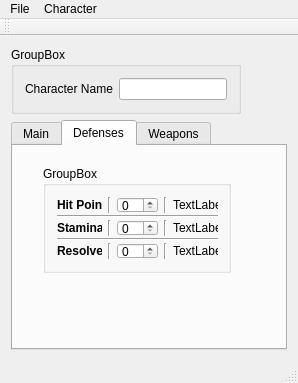
Qt form StarfinderCharacterApp.ui (smithbt/StarfinderCharacterApp) before a commit.
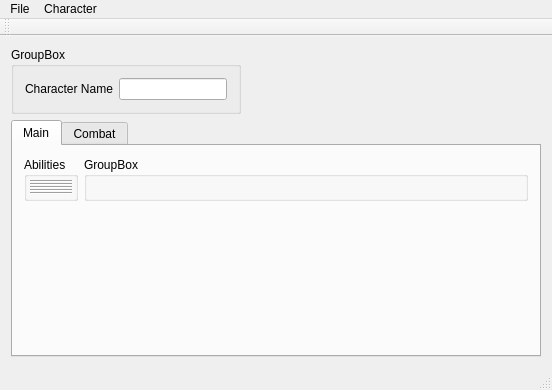
The same form after that commit. The open tabs and pages were chosen to show the change. Custom widgets are drawn as their Qt base class.

Commit message: Finally figured out how to draw a widget from a delegate's paint method (by using QPixmaps). Changed weaponList to now display all weapons. Click to get an editor. Associated UI adjustments.

```diff
--- a/StarfinderCharacterApp.ui
+++ b/StarfinderCharacterApp.ui
@@ -6,8 +6,8 @@
    <rect>
     <x>0</x>
     <y>0</y>
-    <width>298</width>
-    <height>383</height>
+    <width>552</width>
+    <height>390</height>
    </rect>
   </property>
   <property name="sizePolicy">
@@ -21,10 +21,35 @@
   </property>
   <widget class="QWidget" name="centralWidget">
    <layout class="QGridLayout" name="gridLayout_6">
+    <item row="0" column="0">
+     <widget class="QGroupBox" name="groupBox">
+      <property name="sizePolicy">
+       <sizepolicy hsizetype="Fixed" vsizetype="Fixed">
+        <horstretch>0</horstretch>
+        <verstretch>0</verstretch>
+       </sizepolicy>
+      </property>
+      <property name="title">
+       <string>GroupBox</string>
+      </property>
+      <layout class="QGridLayout" name="gridLayout">
+       <item row="0" column="0">
+        <widget class="QLabel" name="charName_label">
+         <property name="text">
+          <string>Character Name</string>
+         </property>
+        </widget>
+       </item>
+       <item row="0" column="1">
+        <widget class="QLineEdit" name="charName_field"/>
+       </item>
+      </layout>
+     </widget>
+    </item>
     <item row="1" column="0">
      <widget class="QTabWidget" name="tabWidget">
       <property name="currentIndex">
-       <number>0</number>
+       <number>1</number>
       </property>
       <widget class="QWidget" name="mainTab">
        <attribute name="title">
@@ -32,25 +57,46 @@
        </attribute>
        <layout class="QGridLayout" name="gridLayout_2">
         <item row="0" column="0">
+         <layout class="QGridLayout" name="gridLayout_4">
+          <item row="0" column="1">
+           <widget class="QGroupBox" name="groupBox_3">
+            <property name="title">
+             <string>GroupBox</string>
+            </property>
+           </widget>
+          </item>
+          <item row="0" column="0">
          <widget class="QGroupBox" name="abilityBox">
+            <property name="sizePolicy">
+             <sizepolicy hsizetype="Fixed" vsizetype="Fixed">
+              <horstretch>0</horstretch>
+              <verstretch>0</verstretch>
+             </sizepolicy>
+            </property>
           <property name="title">
            <string>Abilities</string>
           </property>
+            <property name="alignment">
+             <set>Qt::AlignLeading|Qt::AlignLeft|Qt::AlignTop</set>
+            </property>
+            <property name="flat">
+             <bool>true</bool>
+            </property>
           <layout class="QVBoxLayout" name="verticalLayout">
            <property name="spacing">
             <number>0</number>
            </property>
            <property name="leftMargin">
-            <number>4</number>
+              <number>3</number>
            </property>
            <property name="topMargin">
-            <number>4</number>
+              <number>3</number>
            </property>
            <property name="rightMargin">
-            <number>4</number>
+              <number>3</number>
            </property>
            <property name="bottomMargin">
-            <number>4</number>
+              <number>3</number>
            </property>
            <item>
             <widget class="AbilityWidget" name="str_widget" native="true"/>
@@ -108,211 +154,105 @@
           </layout>
          </widget>
         </item>
-        <item row="0" column="1">
-         <widget class="QGroupBox" name="groupBox_3">
-          <property name="title">
-           <string>GroupBox</string>
-          </property>
-         </widget>
-        </item>
-       </layout>
-      </widget>
-      <widget class="QWidget" name="defenseTab">
-       <attribute name="title">
-        <string>Defenses</string>
-       </attribute>
-       <widget class="QGroupBox" name="groupBox_2">
-        <property name="geometry">
-         <rect>
-          <x>30</x>
-          <y>20</y>
-          <width>188</width>
-          <height>107</height>
-         </rect>
-        </property>
-        <property name="sizePolicy">
-         <sizepolicy hsizetype="Fixed" vsizetype="Fixed">
-          <horstretch>0</horstretch>
-          <verstretch>0</verstretch>
-         </sizepolicy>
-        </property>
-        <property name="title">
-         <string>GroupBox</string>
-        </property>
-        <layout class="QGridLayout" name="gridLayout_5">
-         <property name="verticalSpacing">
-          <number>2</number>
-         </property>
-         <item row="0" column="2">
-          <widget class="QSpinBox" name="hp_current"/>
-         </item>
-         <item row="2" column="2">
-          <widget class="QSpinBox" name="stamina_current"/>
-         </item>
-         <item row="4" column="0">
-          <widget class="QLabel" name="resolve_label">
-           <property name="font">
-            <font>
-             <weight>75</weight>
-             <bold>true</bold>
-            </font>
-           </property>
-           <property name="text">
-            <string>Resolve</string>
-           </property>
-          </widget>
-         </item>
-         <item row="0" column="3">
-          <widget class="Line" name="line_5">
+          <item row="1" column="0">
+           <spacer name="verticalSpacer">
            <property name="orientation">
             <enum>Qt::Vertical</enum>
            </property>
-          </widget>
-         </item>
+            <property name="sizeHint" stdset="0">
+             <size>
+              <width>20</width>
+              <height>40</height>
+             </size>
+            </property>
+           </spacer>
+          </item>
+         </layout>
+        </item>
+       </layout>
+      </widget>
+      <widget class="QWidget" name="combatTab">
+       <attribute name="title">
+        <string>Combat</string>
+       </attribute>
+       <layout class="QGridLayout" name="gridLayout_3">
          <item row="0" column="0">
-          <widget class="QLabel" name="hp_label">
-           <property name="font">
-            <font>
-             <weight>75</weight>
-             <bold>true</bold>
-            </font>
-           </property>
-           <property name="text">
-            <string>Hit Points</string>
-           </property>
-          </widget>
-         </item>
+         <layout class="QGridLayout" name="gridLayout_7">
          <item row="2" column="0">
-          <widget class="QLabel" name="stamina_label">
-           <property name="font">
-            <font>
-             <weight>75</weight>
-             <bold>true</bold>
-            </font>
-           </property>
-           <property name="text">
-            <string>Stamina</string>
-           </property>
-          </widget>
-         </item>
-         <item row="4" column="2">
-          <widget class="QSpinBox" name="resolve_current"/>
-         </item>
-         <item row="0" column="4">
-          <widget class="QLabel" name="hp_max">
-           <property name="text">
-            <string>TextLabel</string>
+           <widget class="QGroupBox" name="healthBox">
+            <property name="title">
+             <string>Health</string>
+            </property>
+           </widget>
+          </item>
+          <item row="1" column="0">
+           <widget class="QGroupBox" name="armorBox">
+            <property name="title">
+             <string>Armor</string>
            </property>
           </widget>
          </item>
-         <item row="4" column="3">
-          <widget class="Line" name="line_2">
-           <property name="orientation">
-            <enum>Qt::Vertical</enum>
+          <item row="0" column="0">
+           <widget class="QGroupBox" name="initiativeBox">
+            <property name="title">
+             <string>Initiative</string>
            </property>
           </widget>
          </item>
-         <item row="0" column="1">
-          <widget class="Line" name="line">
+          <item row="3" column="0">
+           <spacer name="verticalSpacer_2">
            <property name="orientation">
             <enum>Qt::Vertical</enum>
            </property>
-          </widget>
-         </item>
-         <item row="4" column="1">
-          <widget class="Line" name="line_4">
-           <property name="orientation">
-            <enum>Qt::Vertical</enum>
-           </property>
-          </widget>
-         </item>
-         <item row="2" column="3">
-          <widget class="Line" name="line_6">
-           <property name="orientation">
-            <enum>Qt::Vertical</enum>
-           </property>
-          </widget>
-         </item>
-         <item row="4" column="4">
-          <widget class="QLabel" name="resolve_max">
-           <property name="text">
-            <string>TextLabel</string>
-           </property>
-          </widget>
-         </item>
-         <item row="2" column="4">
-          <widget class="QLabel" name="stamina_max">
-           <property name="text">
-            <string>TextLabel</string>
-           </property>
-          </widget>
-         </item>
-         <item row="2" column="1">
-          <widget class="Line" name="line_3">
-           <property name="orientation">
-            <enum>Qt::Vertical</enum>
-           </property>
-          </widget>
-         </item>
-         <item row="3" column="0" colspan="5">
-          <widget class="Line" name="line_8">
-           <property name="orientation">
-            <enum>Qt::Horizontal</enum>
-           </property>
-          </widget>
-         </item>
-         <item row="1" column="0" colspan="5">
-          <widget class="Line" name="line_7">
-           <property name="orientation">
-            <enum>Qt::Horizontal</enum>
-           </property>
-          </widget>
-         </item>
-        </layout>
-       </widget>
-      </widget>
-      <widget class="QWidget" name="weaponTab">
-       <attribute name="title">
+            <property name="sizeHint" stdset="0">
+             <size>
+              <width>20</width>
+              <height>40</height>
+             </size>
+            </property>
+           </spacer>
+          </item>
+          <item row="0" column="1" rowspan="4">
+           <widget class="QGroupBox" name="weaponsBox">
+            <property name="title">
         <string>Weapons</string>
-       </attribute>
-       <layout class="QGridLayout" name="gridLayout_3">
-        <item row="1" column="0">
+            </property>
+            <property name="alignment">
+             <set>Qt::AlignLeading|Qt::AlignLeft|Qt::AlignTop</set>
+            </property>
+            <layout class="QGridLayout" name="gridLayout_8">
+             <property name="leftMargin">
+              <number>3</number>
+             </property>
+             <property name="topMargin">
+              <number>3</number>
+             </property>
+             <property name="rightMargin">
+              <number>3</number>
+             </property>
+             <property name="bottomMargin">
+              <number>3</number>
+             </property>
+             <property name="spacing">
+              <number>2</number>
+             </property>
+             <item row="0" column="0">
          <widget class="QListView" name="weaponList">
+               <property name="frameShape">
+                <enum>QFrame::NoFrame</enum>
+               </property>
           <property name="editTriggers">
-           <set>QAbstractItemView::NoEditTriggers</set>
+                <set>QAbstractItemView::CurrentChanged</set>
           </property>
          </widget>
         </item>
-        <item row="0" column="0">
-         <widget class="WeaponWidget" name="weapon_widget" native="true"/>
-        </item>
-       </layout>
-      </widget>
-     </widget>
-    </item>
-    <item row="0" column="0">
-     <widget class="QGroupBox" name="groupBox">
-      <property name="sizePolicy">
-       <sizepolicy hsizetype="Fixed" vsizetype="Fixed">
-        <horstretch>0</horstretch>
-        <verstretch>0</verstretch>
-       </sizepolicy>
-      </property>
-      <property name="title">
-       <string>GroupBox</string>
-      </property>
-      <layout class="QGridLayout" name="gridLayout">
-       <item row="0" column="0">
-        <widget class="QLabel" name="charName_label">
-         <property name="text">
-          <string>Character Name</string>
-         </property>
-        </widget>
-       </item>
-       <item row="0" column="1">
-        <widget class="QLineEdit" name="charName_field"/>
-       </item>
-      </layout>
+            </layout>
+           </widget>
+          </item>
+         </layout>
+        </item>
+       </layout>
+      </widget>
      </widget>
     </item>
    </layout>
@@ -322,7 +262,7 @@
     <rect>
      <x>0</x>
      <y>0</y>
-     <width>298</width>
+     <width>552</width>
      <height>21</height>
     </rect>
    </property>
@@ -404,12 +344,6 @@
  </widget>
  <layoutdefault spacing="6" margin="11"/>
  <customwidgets>
-  <customwidget>
-   <class>WeaponWidget</class>
-   <extends>QWidget</extends>
-   <header>WeaponWidget.h</header>
-   <container>1</container>
-  </customwidget>
   <customwidget>
    <class>AbilityWidget</class>
    <extends>QWidget</extends>
```
Lines whose indentation alone changed are shown as unchanged. The commit also changes 7 other files.
